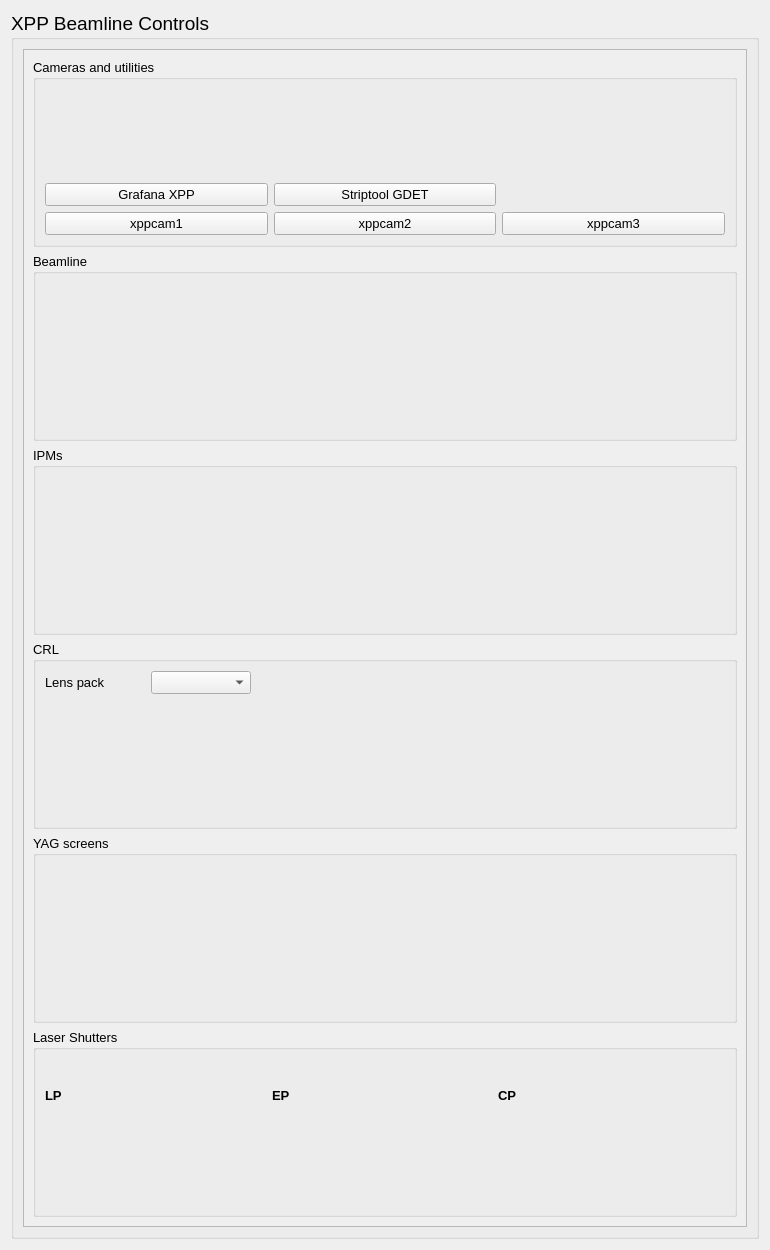
Above: xpp_screens/bl_controls.ui from pcdshub/ecs-pydm-ui before the change. Below: the same form after it.
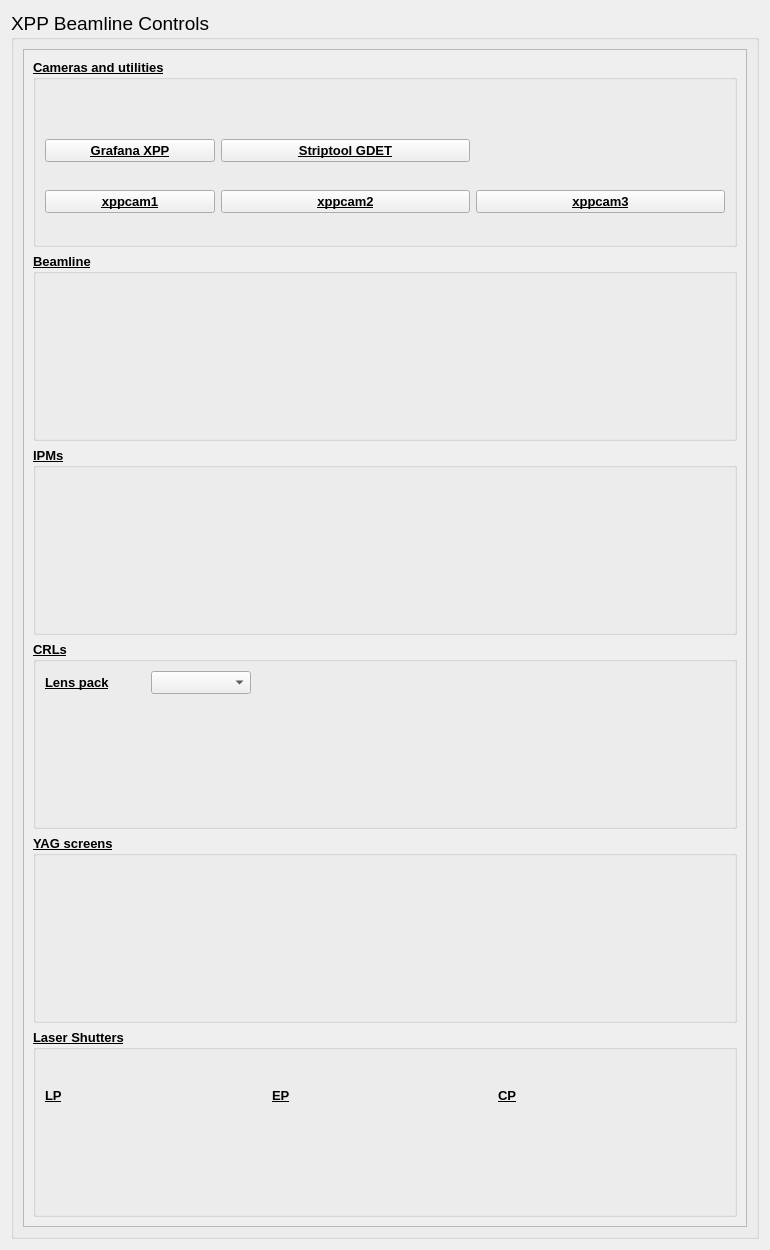
That is the form after the change. Custom widgets are drawn as their Qt base class.

Commit message: make bl_controls section standout more

Patch:
```diff
--- a/xpp_screens/bl_controls.ui
+++ b/xpp_screens/bl_controls.ui
@@ -53,8 +53,8 @@
           <rect>
            <x>0</x>
            <y>0</y>
-           <width>718</width>
-           <height>1167</height>
+           <width>726</width>
+           <height>1180</height>
           </rect>
          </property>
          <property name="minimumSize">
@@ -69,10 +69,10 @@
             <property name="font">
              <font>
               <pointsize>10</pointsize>
-              <weight>50</weight>
+              <weight>75</weight>
               <italic>false</italic>
-              <bold>false</bold>
-              <underline>false</underline>
+              <bold>true</bold>
+              <underline>true</underline>
              </font>
             </property>
             <property name="title">
@@ -339,6 +339,12 @@
              </item>
              <item row="0" column="0">
               <widget class="PyDMEmbeddedDisplay" name="PyDMEmbeddedDisplay_12">
+               <property name="sizePolicy">
+                <sizepolicy hsizetype="Fixed" vsizetype="Fixed">
+                 <horstretch>0</horstretch>
+                 <verstretch>0</verstretch>
+                </sizepolicy>
+               </property>
                <property name="toolTip">
                 <string/>
                </property>
@@ -427,6 +433,9 @@
             <property name="font">
              <font>
               <pointsize>10</pointsize>
+              <weight>75</weight>
+              <bold>true</bold>
+              <underline>true</underline>
              </font>
             </property>
             <property name="title">
@@ -575,6 +584,9 @@
             <property name="font">
              <font>
               <pointsize>10</pointsize>
+              <weight>75</weight>
+              <bold>true</bold>
+              <underline>true</underline>
              </font>
             </property>
             <property name="title">
@@ -660,10 +672,13 @@
             <property name="font">
              <font>
               <pointsize>10</pointsize>
+              <weight>75</weight>
+              <bold>true</bold>
+              <underline>true</underline>
              </font>
             </property>
             <property name="title">
-             <string>CRL</string>
+             <string>CRLs</string>
             </property>
             <layout class="QVBoxLayout" name="verticalLayout_6">
              <item>
@@ -763,6 +778,9 @@
             <property name="font">
              <font>
               <pointsize>10</pointsize>
+              <weight>75</weight>
+              <bold>true</bold>
+              <underline>true</underline>
              </font>
             </property>
             <property name="title">
@@ -831,6 +849,9 @@
             <property name="font">
              <font>
               <pointsize>10</pointsize>
+              <weight>75</weight>
+              <bold>true</bold>
+              <underline>true</underline>
              </font>
             </property>
             <property name="title">
```
